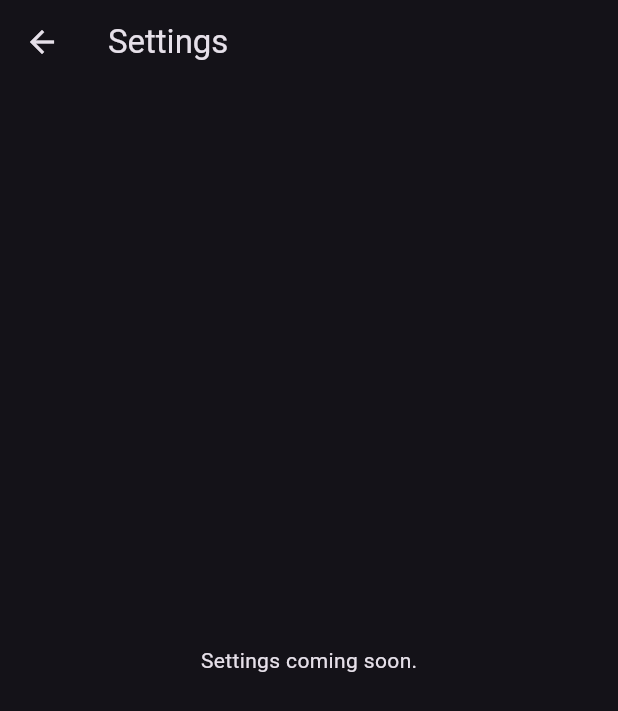
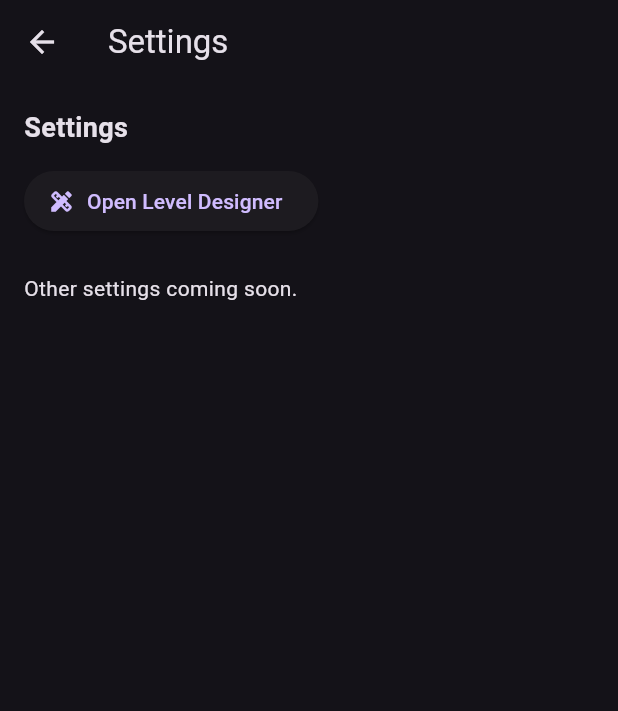
Before and after one commit to e-rook/Retaliation, a Flutter app: the _SettingsPage screen opened directly, on a phone screen of 412 x 824 dp. Shown: the top 711 px of the screen. Run offline on Flutter 3.47's test engine with Material 3 defaults, Android fonts, the phone set to English and light mode, and no system bars; our stand-ins replace share_plus, shared_preferences; accounts and stored records are empty.

Commit message:
UX: Move Designer entry to Settings; remove timer long-press to open designer.

```diff
--- a/lib/menu/menu_page.dart
+++ b/lib/menu/menu_page.dart
@@ -1,8 +1,10 @@
 import 'package:flutter/material.dart';
 import '../designer/level_select_page.dart';
+import '../designer/designer_page.dart';
 import '../main.dart' show GamePage; // reuse GamePage
 import 'package:shared_preferences/shared_preferences.dart';
 import '../game/level_list.dart';
+import '../game/level.dart';
 
 class MenuPage extends StatelessWidget {
   const MenuPage({super.key});
@@ -113,8 +115,39 @@ class _SettingsPage extends StatelessWidget {
   Widget build(BuildContext context) {
     return Scaffold(
       appBar: AppBar(title: const Text('Settings')),
-      body: const Center(
-        child: Text('Settings coming soon.'),
+      body: Padding(
+        padding: const EdgeInsets.all(16),
+        child: Column(
+          crossAxisAlignment: CrossAxisAlignment.start,
+          children: [
+            const Text('Settings', style: TextStyle(fontSize: 18, fontWeight: FontWeight.bold)),
+            const SizedBox(height: 12),
+            ElevatedButton.icon(
+              icon: const Icon(Icons.design_services),
+              label: const Text('Open Level Designer'),
+              onPressed: () async {
+                try {
+                  final prefs = await SharedPreferences.getInstance();
+                  final order = await LevelList.loadFromAsset('assets/levels/levels.json');
+                  final unlocked = (prefs.getInt('unlocked_count') ?? 1).clamp(1, order.levels.length);
+                  final path = order.levels.isNotEmpty ? order.levels[unlocked - 1] : 'assets/levels/level1.json';
+                  final lvl = await LevelConfig.loadFromAsset(path);
+                  // ignore: use_build_context_synchronously
+                  Navigator.of(context).push(
+                    MaterialPageRoute(builder: (_) => DesignerPage(initial: lvl)),
+                  );
+                } catch (e) {
+                  // ignore: use_build_context_synchronously
+                  ScaffoldMessenger.of(context).showSnackBar(
+                    SnackBar(content: Text('Failed to open designer: $e')),
+                  );
+                }
+              },
+            ),
+            const SizedBox(height: 24),
+            const Text('Other settings coming soon.'),
+          ],
+        ),
       ),
     );
   }
```
Also changed, not shown: lib/designer/designer_page.dart (+19 -0 lines), lib/main.dart (+1 -25 lines).
